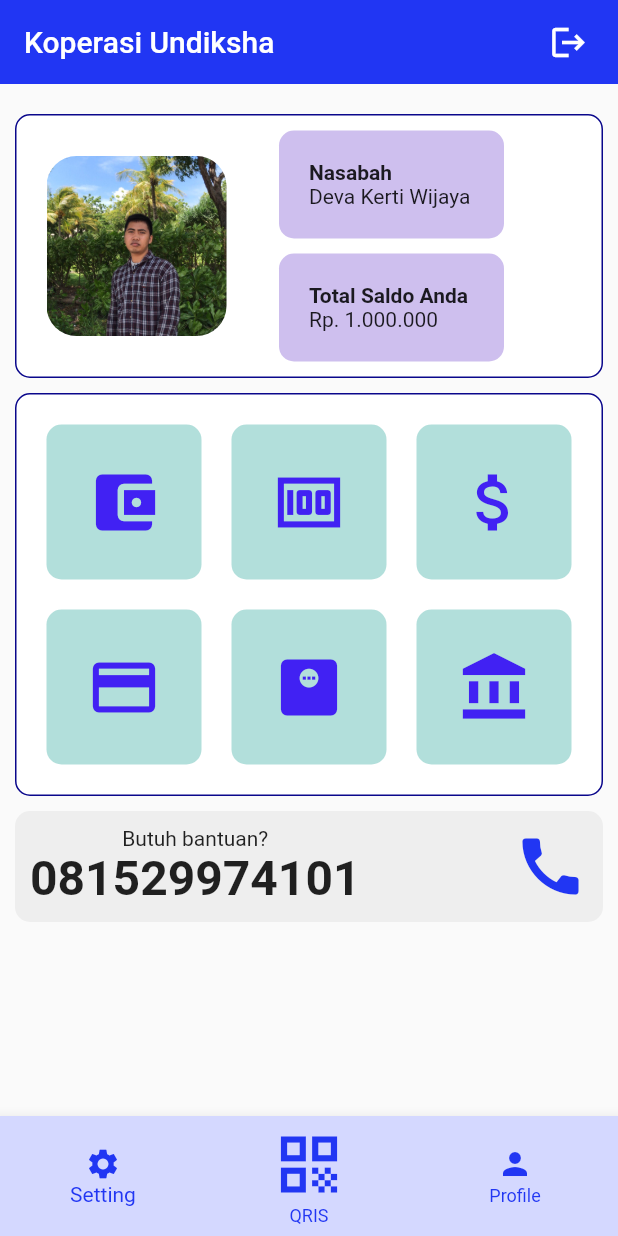
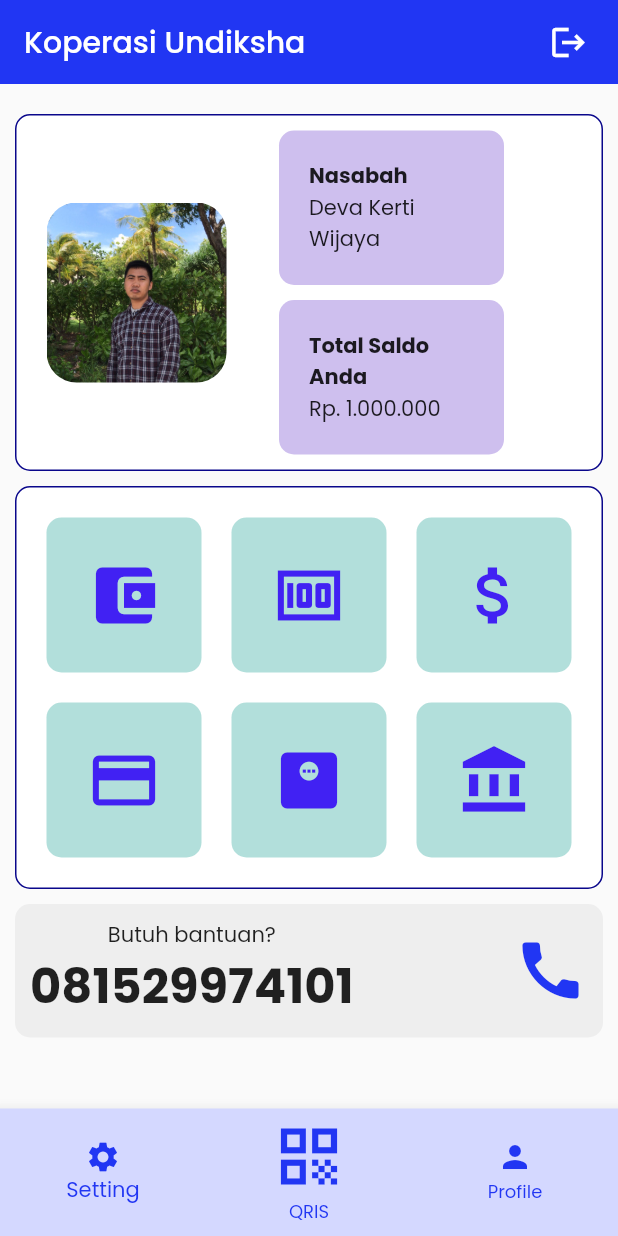
Before and after one commit to madedeva/koperasi_undiksha, a Flutter app: the screen it shows after launch, after a tap on "Login", on a phone screen of 412 x 824 dp. Run offline on Flutter 3.47's test engine with Material 2 defaults, Android fonts, the phone set to English and light mode, and no system bars; our stand-ins replace google_fonts, responsive_framework.

Commit message:
menambahkan google fonts

```diff
--- a/lib/components/grid_view_widget.dart
+++ b/lib/components/grid_view_widget.dart
@@ -47,6 +47,7 @@ class _GridViewWidgetState extends State<GridViewWidget> {
                   style: TextStyle(
                     color: Color.fromARGB(255, 65, 33, 243),
                     fontWeight: FontWeight.bold,
+                    fontSize: 12,
                   ),
                 ),
               ),
@@ -79,6 +80,7 @@ class _GridViewWidgetState extends State<GridViewWidget> {
                   style: TextStyle(
                     color: Color.fromARGB(255, 65, 33, 243),
                     fontWeight: FontWeight.bold,
+                    fontSize: 12,
                   ),
                 ),
               ),
@@ -111,6 +113,7 @@ class _GridViewWidgetState extends State<GridViewWidget> {
                   style: TextStyle(
                     color: Color.fromARGB(255, 65, 33, 243),
                     fontWeight: FontWeight.bold,
+                    fontSize: 12,
                   ),
                 ),
               ),
@@ -143,6 +146,7 @@ class _GridViewWidgetState extends State<GridViewWidget> {
                   style: TextStyle(
                     color: Color.fromARGB(255, 65, 33, 243),
                     fontWeight: FontWeight.bold,
+                    fontSize: 12,
                   ),
                 ),
               ),
@@ -175,6 +179,7 @@ class _GridViewWidgetState extends State<GridViewWidget> {
                   style: TextStyle(
                     color: Color.fromARGB(255, 65, 33, 243),
                     fontWeight: FontWeight.bold,
+                    fontSize: 12,
                   ),
                 ),
               ),
@@ -207,6 +212,7 @@ class _GridViewWidgetState extends State<GridViewWidget> {
                   style: TextStyle(
                     color: Color.fromARGB(255, 65, 33, 243),
                     fontWeight: FontWeight.bold,
+                    fontSize: 12,
                   ),
                 ),
               ),
--- a/lib/main.dart
+++ b/lib/main.dart
@@ -2,6 +2,7 @@ import 'package:flutter/material.dart';
 import 'package:praktikum_satu/components/login.dart';
 import 'package:praktikum_satu/components/login_test_adaptive.dart';
 import 'package:responsive_framework/responsive_framework.dart';
+import 'package:google_fonts/google_fonts.dart';
 
 void main() {
   runApp(const MyApp());
@@ -28,6 +29,14 @@ class MyApp extends StatelessWidget {
       debugShowCheckedModeBanner: false,
       theme: ThemeData(
         primarySwatch: Colors.blue,
+        textTheme: GoogleFonts.poppinsTextTheme(
+          Theme.of(context).textTheme,
+        ),
+        primaryTextTheme: GoogleFonts.poppinsTextTheme().copyWith(
+          headline6: const TextStyle(
+            color: Colors.white,
+          ),
+        ),
       ),
       home: const LoginPage(),
     );
--- a/pubspec.yaml
+++ b/pubspec.yaml
@@ -38,6 +38,7 @@ dev_dependencies:
   flutter_test:
     sdk: flutter
   responsive_framework: ^0.1.4
+  google_fonts: ^3.0.1
 
   # The "flutter_lints" package below contains a set of recommended lints to
   # encourage good coding practices. The lint set provided by the package is
```
Also changed, not shown: pubspec.lock, 3 other files.
